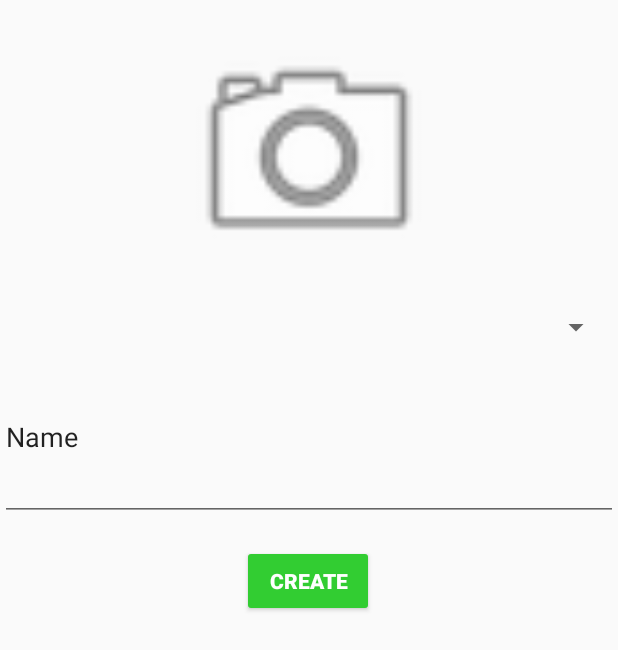
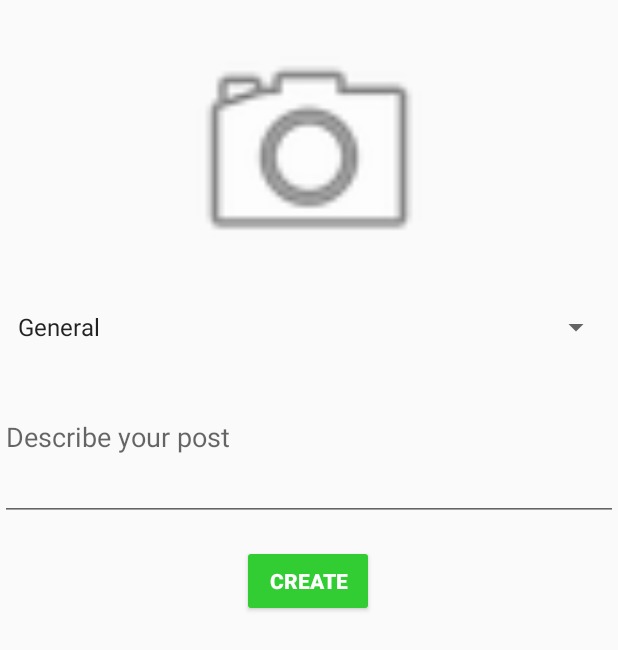
Before and after one commit to Utente2M/Animal_App, an Android app: the fragment Fragment_Report_Add placed in its activity, on a phone screen of 412 x 824 dp. Shown: the top 650 px of the screen. Run offline under Robolectric (Android 15) with nearby library versions, the phone set to English and light mode, and no system bars; our stand-ins replace Firebase (no records; nobody signed in at launch, a user with empty details on screens opened directly); pictures from the network do not load.

Commit message:
punto di ripristino creazione POST

```diff
--- /dev/null
+++ b/app/src/main/res/drawable/icon_conferme.xml
@@ -0,0 +1,5 @@
+<vector android:height="24dp" android:tint="#31711A"
+    android:viewportHeight="24" android:viewportWidth="24"
+    android:width="24dp" xmlns:android="http://schemas.android.com/apk/res/android">
+    <path android:fillColor="@android:color/white" android:pathData="M9,16.17L4.83,12l-1.42,1.41L9,19 21,7l-1.41,-1.41z"/>
+</vector>
--- a/app/src/main/res/layout/fragment__report__add.xml
+++ b/app/src/main/res/layout/fragment__report__add.xml
@@ -7,7 +7,7 @@
     tools:context=".Reporting.Fragment_Report_Add">
 
     <ImageView
-        android:id="@+id/imageView2"
+        android:id="@+id/IV_Add_ReportPhoto"
         android:layout_width="281dp"
         android:layout_height="172dp"
         android:layout_marginTop="16dp"
@@ -18,28 +18,28 @@
         app:layout_constraintTop_toTopOf="parent" />
 
     <Spinner
-        android:id="@+id/spinner"
+        android:id="@+id/spin_Add_Report"
         android:layout_width="404dp"
         android:layout_height="36dp"
         android:layout_marginTop="12dp"
         app:layout_constraintEnd_toEndOf="parent"
         app:layout_constraintStart_toStartOf="parent"
-        app:layout_constraintTop_toBottomOf="@+id/imageView2" />
+        app:layout_constraintTop_toBottomOf="@+id/IV_Add_ReportPhoto" />
 
     <EditText
-        android:id="@+id/editTextTextPersonName"
+        android:id="@+id/ET_Add_descriptionReport"
         android:layout_width="412dp"
         android:layout_height="111dp"
         android:ems="10"
         android:inputType="textPersonName"
-        android:text="Name"
+        android:hint="Describe your post"
         app:layout_constraintEnd_toEndOf="parent"
         app:layout_constraintHorizontal_bias="0.497"
         app:layout_constraintStart_toStartOf="parent"
-        app:layout_constraintTop_toBottomOf="@+id/spinner" />
+        app:layout_constraintTop_toBottomOf="@+id/spin_Add_Report" />
 
     <Button
-        android:id="@+id/button2"
+        android:id="@+id/BT_Add_Report"
         android:layout_width="wrap_content"
         android:layout_height="wrap_content"
         android:layout_marginTop="16dp"
@@ -50,5 +50,5 @@
         app:layout_constraintEnd_toEndOf="parent"
         app:layout_constraintHorizontal_bias="0.498"
         app:layout_constraintStart_toStartOf="parent"
-        app:layout_constraintTop_toBottomOf="@+id/editTextTextPersonName" />
+        app:layout_constraintTop_toBottomOf="@+id/ET_Add_descriptionReport" />
 </androidx.constraintlayout.widget.ConstraintLayout>
--- a/app/src/main/res/values/strings.xml
+++ b/app/src/main/res/values/strings.xml
@@ -58,6 +58,16 @@
         <item>Veterinario</item>
         <item>Toilettatura</item>
     </string-array>
+    <string-array name="CategoryReport">
+        <item>General</item>
+        <item>Talk</item>
+        <item>For Fun</item>
+        <item>Advisory</item>
+        <item>Danger</item>
+        <item>Abandonment</item>
+        <item>Find</item>
+        <item>Lost</item>
+    </string-array>
 
 
 </resources>
```
Also changed, not shown: app/src/main/java/it/uniba/dib/sms222315/Reporting/Fragment_Report_Add.java (+269 -4 lines), app/src/main/java/it/uniba/dib/sms222315/Reporting/Report.java (added, +51 -0 lines).
